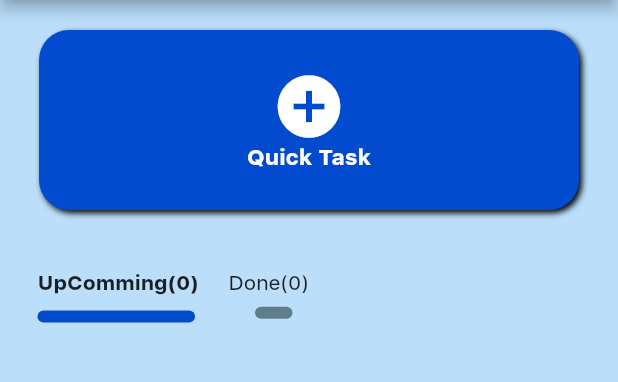
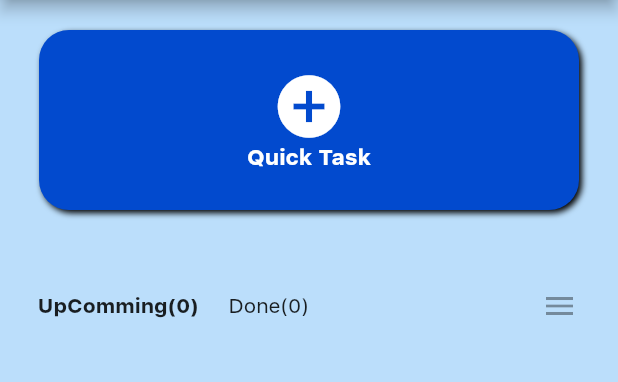
Before and after one commit to Rafarache/TaskManagerApp, a Flutter app: the screen it shows after launch, on a phone screen of 412 x 824 dp, the part 84-466 px from its top. Run offline on Flutter 3.47's test engine with Material 2 defaults, Android fonts, the phone set to English and light mode, and no system bars; our stand-ins replace community_material_icon, sqflite; accounts and stored records are empty.

Commit message:
Add popMMenu

```diff
--- a/lib/View/Home/HomePage.dart
+++ b/lib/View/Home/HomePage.dart
@@ -14,26 +14,11 @@ class _HomeState extends State<Home> {
   TaskHelper helper = TaskHelper();
   List<Task> tasks = [];
 
-  @override
-  void initState() {
-    super.initState();
-    _gestAllTasks();
-    tasks.removeRange(0, tasks.length);
-  }
+  int _menuIndex = 1;
+  int _cardTap = -1;
+  bool _cardBool = false;
+  bool _favoriteTap = false;
 
-  void _gestAllTasks() {
-    helper.getAllTasks().then((list) {
-      print(list);
-      setState(() {
-        tasks = list;
-      });
-    });
-  }
-
-  int menu = 1;
-  int cardTap = -1;
-  bool cardBool = false;
-  bool favorite = false;
   @override
   Widget build(BuildContext context) {
     return Scaffold(
@@ -76,6 +61,10 @@ class _HomeState extends State<Home> {
             ),
             SizedBox(height: 40),
             Row(
+              mainAxisAlignment: MainAxisAlignment.spaceBetween,
+              children: [
+                Container(
+                  child: Row(
                     children: [
                       Padding(
                           padding: const EdgeInsets.only(left: 25.0),
@@ -83,12 +72,13 @@ class _HomeState extends State<Home> {
                             child: Text(
                               "UpComming(${tasks.length})",
                               style: TextStyle(
-                          fontWeight: menu == 1 ? FontWeight.bold : null,
+                                fontWeight:
+                                    _menuIndex == 1 ? FontWeight.bold : null,
                               ),
                             ),
                             onTap: () {
                               setState(() {
-                          menu = 1;
+                                _menuIndex = 1;
                               });
                             },
                           )),
@@ -97,52 +87,27 @@ class _HomeState extends State<Home> {
                         child: Text(
                           "Done(${tasks.length})",
                           style: TextStyle(
-                      fontWeight: menu == 0 ? FontWeight.bold : null,
+                            fontWeight:
+                                _menuIndex == 0 ? FontWeight.bold : null,
                           ),
                         ),
                         onTap: () {
                           setState(() {
-                      menu = 0;
+                            _menuIndex = 0;
                           });
                         },
                       ),
                     ],
                   ),
-            Container(
-              child: Row(
-                children: [
-                  AnimatedContainer(
-                    duration: Duration(milliseconds: 150),
-                    margin: menu == 1
-                        ? EdgeInsets.only(left: 25, top: 10)
-                        : EdgeInsets.only(left: 55, top: 5),
-                    height: 8,
-                    width: menu == 1 ? 105 : 50,
-                    decoration: BoxDecoration(
-                        color: menu == 1
-                            ? Theme.of(context).primaryColor
-                            : Colors.blueGrey,
-                        borderRadius: BorderRadius.circular(10)),
                 ),
-                  AnimatedContainer(
-                    duration: Duration(milliseconds: 150),
-                    margin: menu == 0
-                        ? EdgeInsets.only(left: 50, top: 10)
-                        : EdgeInsets.only(left: 40, top: 5),
-                    height: 8,
-                    width: menu == 0 ? 50 : 25,
-                    decoration: BoxDecoration(
-                      color: menu == 0
-                          ? Theme.of(context).primaryColor
-                          : Colors.blueGrey,
-                      borderRadius: BorderRadius.circular(10),
-                    ),
+                Padding(
+                  padding: const EdgeInsets.only(right: 15.0),
+                  child: IconButton(icon: Icon(Icons.menu), onPressed: null),
                 ),
               ],
             ),
-            ),
             SizedBox(height: 30),
-            menu == 1
+            _menuIndex == 1
                 ? ListView.builder(
                     primary: false,
                     shrinkWrap: true,
@@ -183,10 +148,8 @@ class _HomeState extends State<Home> {
                 key: Key(DateTime.now().millisecondsSinceEpoch.toString()),
                 onTap: () {
                   setState(() {
-                    cardTap = index;
-                    cardBool = !cardBool;
-                    print("index:$index");
-                    print("cardTap:$cardTap");
+                    _cardTap = index;
+                    _cardBool = !_cardBool;
                   });
                 },
                 child: AnimatedContainer(
@@ -220,8 +183,9 @@ class _HomeState extends State<Home> {
                             color: Colors.grey,
                             fontSize: 13,
                           ),
-                          maxLines:
-                              (cardTap == index) && (cardBool == true) ? 10 : 3,
+                          maxLines: (_cardTap == index) && (_cardBool == true)
+                              ? 10
+                              : 3,
                           overflow: TextOverflow.ellipsis,
                         ),
                       ),
@@ -261,7 +225,7 @@ class _HomeState extends State<Home> {
                   ),
                 ),
               ),
-              (cardTap == index) && (cardBool == true)
+              (_cardTap == index) && (_cardBool == true)
                   ? Container(
                       margin:
                           EdgeInsets.symmetric(horizontal: 15, vertical: 10),
@@ -282,12 +246,12 @@ class _HomeState extends State<Home> {
                           IconButton(icon: Icon(Icons.edit), onPressed: null),
                           IconButton(
                               icon: Icon(Icons.favorite,
-                                  color: favorite == true
+                                  color: _favoriteTap == true
                                       ? Colors.red
                                       : Colors.white),
                               onPressed: () {
                                 setState(() {
-                                  favorite = !favorite;
+                                  _favoriteTap = !_favoriteTap;
                                 });
                               }),
                           IconButton(icon: Icon(Icons.delete), onPressed: null),
@@ -321,6 +285,22 @@ class _HomeState extends State<Home> {
     );
   }
 
+  @override
+  void initState() {
+    super.initState();
+    _gestAllTasks();
+    tasks.removeRange(0, tasks.length);
+  }
+
+  void _gestAllTasks() {
+    helper.getAllTasks().then((list) {
+      print(list);
+      setState(() {
+        tasks = list;
+      });
+    });
+  }
+
   void _showTask({Task task}) async {
     final recTask = await Navigator.push(context, _createRoute(task));
     if (recTask != null) {
```
Lines whose indentation alone changed are shown as unchanged.
